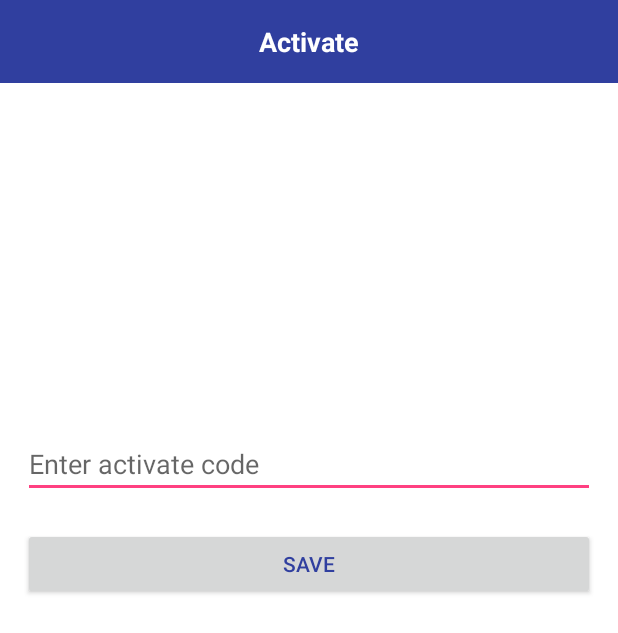
After one commit to thomastran/helocoop-android, an Android app: the ActivateActivity screen opened directly, with no data from a screen before it, on a phone screen of 412 x 824 dp. The commit adds this screen. Shown: the top 633 px of the screen. Run offline under Robolectric (Android 15) with nearby library versions, the phone set to English and light mode, and no system bars.

Commit message:
Refactor code, add 3 new Activities : GetPhoneNumberActivity, ActivateActivity, ConfirmInfoActivity (Just Prototype)

```diff
--- /dev/null
+++ b/app/src/main/java/com/novahub/voipcall/activity/ActivateActivity.java
@@ -0,0 +1,60 @@
+package com.novahub.voipcall.activity;
+
+import android.content.Intent;
+import android.os.Bundle;
+import android.support.design.widget.FloatingActionButton;
+import android.support.design.widget.Snackbar;
+import android.support.v7.app.AppCompatActivity;
+import android.support.v7.widget.Toolbar;
+import android.view.View;
+import android.widget.Button;
+import android.widget.EditText;
+import android.widget.TextView;
+
+import com.novahub.voipcall.R;
+
+public class ActivateActivity extends AppCompatActivity implements View.OnClickListener{
+
+    private TextView textViewTitle;
+
+    private EditText editTextActivateCode;
+
+    private Button buttonActivate;
+    @Override
+    protected void onCreate(Bundle savedInstanceState) {
+        super.onCreate(savedInstanceState);
+        setContentView(R.layout.activity_activate);
+        Toolbar toolbar = (Toolbar) findViewById(R.id.toolbar);
+        setSupportActionBar(toolbar);
+
+        initializeComponents();
+    }
+    private void initializeComponents() {
+
+        textViewTitle = (TextView) findViewById(R.id.textViewTitle);
+        textViewTitle.setText("Activate");
+
+        editTextActivateCode = (EditText)  findViewById(R.id.editTextActivateCode);
+
+        buttonActivate = (Button) findViewById(R.id.buttonActivate);
+        buttonActivate.setOnClickListener(this);
+    }
+
+    @Override
+    public void onClick(View v) {
+        switch (v.getId()) {
+            case R.id.buttonActivate:
+                startGetInfoActivity();
+                break;
+        }
+    }
+
+    private void startGetInfoActivity() {
+
+        Intent intent = new Intent(ActivateActivity.this, GetInfoActivity.class);
+
+        startActivity(intent);
+
+        finish();
+    }
+}
--- a/app/src/main/java/com/novahub/voipcall/twilio/BasicPhone.java
+++ b/app/src/main/java/com/novahub/voipcall/twilio/BasicPhone.java
@@ -9,7 +9,6 @@ import android.os.AsyncTask;
 import android.util.Log;
 import android.widget.Toast;
 
-import com.novahub.voipcall.activity.IncomingCallActivity;
 import com.novahub.voipcall.activity.MainActivity;
 import com.novahub.voipcall.apiendpoint.EndPointInterface;
 import com.novahub.voipcall.model.Token;
--- a/app/src/main/java/com/novahub/voipcall/utils/Url.java
+++ b/app/src/main/java/com/novahub/voipcall/utils/Url.java
@@ -5,5 +5,5 @@ package com.novahub.voipcall.utils;
  */
 public class Url {
 
-    public static final String BASE_URL = "https://4aa85513.ngrok.io";
+    public static final String BASE_URL = "https://sleepy-tundra-5643.herokuapp.com";
 }
--- /dev/null
+++ b/app/src/main/res/layout/activity_activate.xml
@@ -0,0 +1,59 @@
+<?xml version="1.0" encoding="utf-8"?>
+<LinearLayout xmlns:android="http://schemas.android.com/apk/res/android"
+    xmlns:tools="http://schemas.android.com/tools"
+    android:layout_width="match_parent"
+    android:layout_height="match_parent"
+    android:orientation="vertical"
+    tools:context=".activity.MainActivity">
+    <include
+        android:id="@+id/toolbar"
+        layout="@layout/toolbar_layout_for_register" />
+
+    <LinearLayout
+        android:orientation="vertical"
+        android:layout_width="match_parent"
+        android:layout_height="match_parent"
+        android:layout_alignParentTop="true"
+        android:layout_centerHorizontal="true"
+        android:weightSum="2"
+        android:background="#ffffff"
+        android:id="@+id/linearLayoutMain"
+        android:visibility="visible">
+
+        <LinearLayout
+            android:orientation="vertical"
+            android:layout_width="match_parent"
+            android:layout_height="match_parent"
+            android:layout_gravity="center_horizontal"
+            android:weightSum="2"
+            android:paddingLeft="15dp"
+            android:paddingRight="15dp"
+            android:gravity="center_vertical|center_horizontal"
+            android:layout_weight="0.5">
+
+            <EditText
+                android:layout_width="match_parent"
+                android:layout_height="wrap_content"
+                android:id="@+id/editTextActivateCode"
+                android:layout_gravity="center_horizontal"
+                android:hint="@string/activate_hint" />
+
+            <Button
+                android:layout_width="match_parent"
+                android:layout_height="wrap_content"
+                android:text="Save"
+                android:id="@+id/buttonActivate"
+                android:layout_gravity="center_horizontal"
+                android:layout_marginTop="20dp"
+                android:textColor="@color/colorPrimaryDark" />
+        </LinearLayout>
+
+        <LinearLayout
+            android:orientation="vertical"
+            android:layout_width="match_parent"
+            android:layout_height="match_parent"
+            android:layout_weight="1.5"></LinearLayout>
+
+    </LinearLayout>
+
+</LinearLayout>
--- /dev/null
+++ b/app/src/main/res/layout/toolbar_layout_for_register.xml
@@ -0,0 +1,28 @@
+<?xml version="1.0" encoding="utf-8"?>
+<android.support.v7.widget.Toolbar xmlns:android="http://schemas.android.com/apk/res/android"
+    xmlns:app="http://schemas.android.com/apk/res-auto"
+    android:layout_width="match_parent"
+    android:layout_height="55dp"
+    app:contentInsetStart="0dp"
+    android:elevation="0dp">
+
+    <LinearLayout
+        android:layout_width="match_parent"
+        android:layout_height="match_parent"
+        android:orientation="horizontal"
+        android:weightSum="10"
+        android:background="@color/colorPrimaryDark"
+        android:gravity="center_vertical|center|center_horizontal">
+
+
+        <TextView
+            android:layout_width="wrap_content"
+            android:layout_height="wrap_content"
+            android:textAppearance="?android:attr/textAppearanceMedium"
+            android:text="Register New Account"
+            android:id="@+id/textViewTitle"
+            android:textColor="#ffffff"
+            android:textStyle="bold" />
+    </LinearLayout>
+
+</android.support.v7.widget.Toolbar>
```
Also changed, not shown: app/src/main/AndroidManifest.xml (+22 -14 lines), app/src/main/java/com/novahub/voipcall/activity/GetInfoActivity.java (added, +49 -0 lines), app/src/main/java/com/novahub/voipcall/activity/GetPhoneNumberActivity.java (added, +53 -0 lines), app/src/main/java/com/novahub/voipcall/activity/IncomingCallActivity.java (deleted, +0 -51 lines), app/src/main/java/com/novahub/voipcall/activity/MainActivity.java (+2 -6 lines), app/src/main/res/layout/activity_get_info.xml (added, +77 -0 lines), app/src/main/res/layout/activity_get_phone_number.xml (added, +61 -0 lines), app/src/main/res/layout/activity_incoming_call.xml (deleted, +0 -13 lines), app/src/main/res/values/strings.xml (+14 -1 lines).
